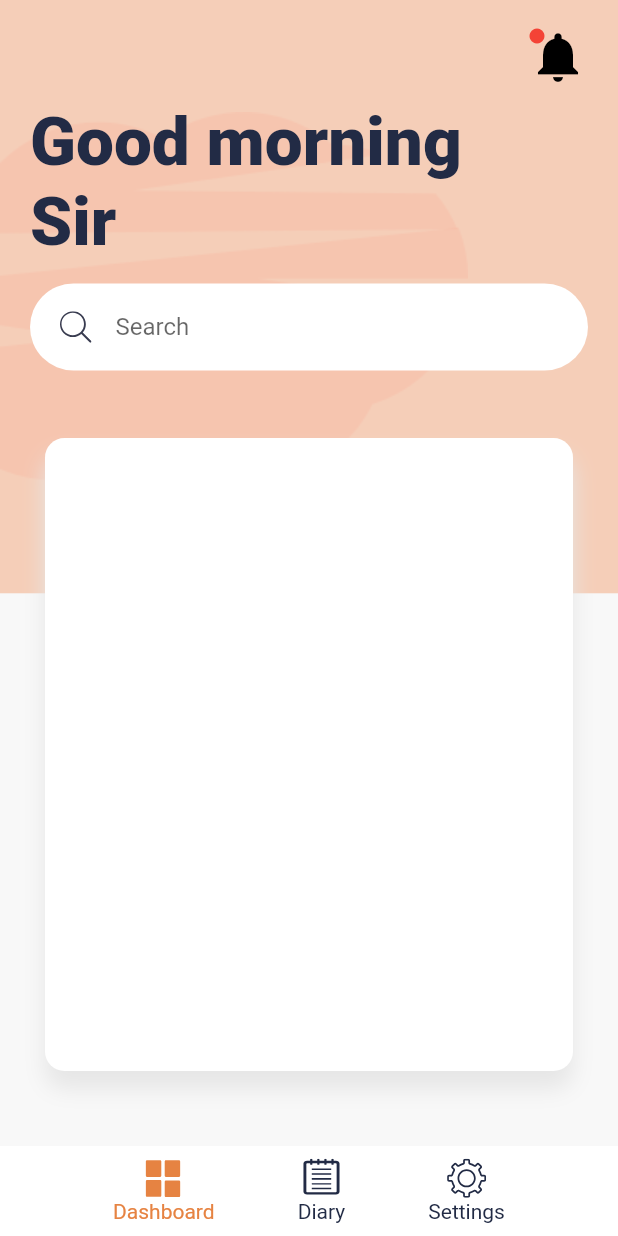
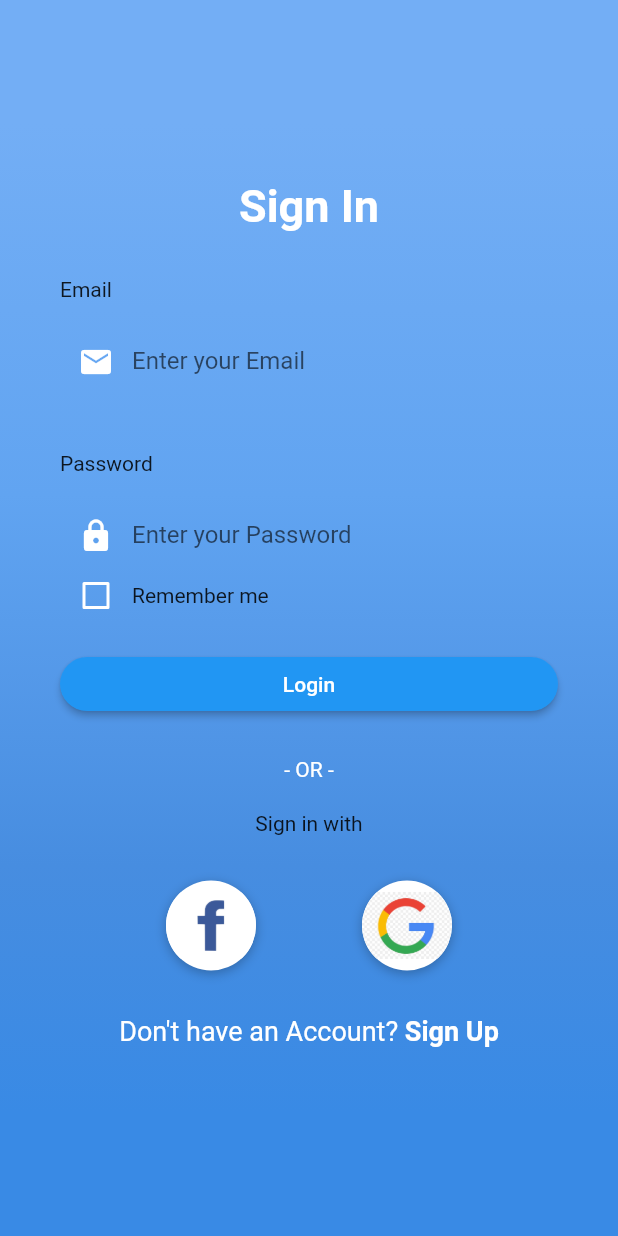
Before and after one commit to NVPhu103/fitness-app, a Flutter app: the screen it shows after launch, after a tap on "Go to the dashboard", on a phone screen of 412 x 824 dp. Run offline on Flutter 3.47's test engine with Material 2 defaults, Android fonts, the phone set to English and light mode, and no system bars; our stand-ins replace flutter_svg; Roboto replaces fonts that are missing (OpenSans).

Commit message:
update login

```diff
--- a/lib/main.dart
+++ b/lib/main.dart
@@ -1,3 +1,4 @@
+import 'package:fitness_app/screen/log_in/login_screen.dart';
 import 'package:flutter/material.dart';
 import 'package:fitness_app/screen/dashboard/dashboard.dart';
 
@@ -43,7 +44,7 @@
           onPressed: () {
             Navigator.push(
               context,
-              MaterialPageRoute(builder: (context) => const Dashboard()),
+              MaterialPageRoute(builder: (context) => const LoginScreen()),
             );
           },
         ),
--- a/lib/screen/log_in/login.dart
+++ /dev/null
@@ -1 +0,0 @@
-// import 'package:flutter/material.dart'
--- /dev/null
+++ b/lib/screen/log_in/login_screen.dart
@@ -0,0 +1,327 @@
+import 'package:flutter/material.dart';
+import 'package:flutter/services.dart';
+// ignore: unused_import
+import 'package:fitness_app/utilities/constants.dart';
+
+class LoginScreen extends StatefulWidget {
+  const LoginScreen({super.key});
+
+  @override
+  // ignore: library_private_types_in_public_api
+  _LoginScreenState createState() => _LoginScreenState();
+}
+
+class _LoginScreenState extends State<LoginScreen> {
+  bool _rememberMe = false;
+
+  get kLabelStyle => null;
+
+  get kBoxDecorationStyle => null;
+
+  get kHintTextStyle => null;
+
+  Widget _buildEmailTF() {
+    return Column(
+      crossAxisAlignment: CrossAxisAlignment.start,
+      children: <Widget>[
+        Text(
+          'Email',
+          style: kLabelStyle,
+        ),
+        const SizedBox(height: 10.0),
+        Container(
+          alignment: Alignment.centerLeft,
+          decoration: kBoxDecorationStyle,
+          height: 60.0,
+          child: TextField(
+            keyboardType: TextInputType.emailAddress,
+            style: const TextStyle(
+              color: Colors.white,
+              fontFamily: 'OpenSans',
+            ),
+            decoration: InputDecoration(
+              border: InputBorder.none,
+              contentPadding: const EdgeInsets.only(top: 14.0),
+              prefixIcon: const Icon(
+                Icons.email,
+                color: Colors.white,
+              ),
+              hintText: 'Enter your Email',
+              hintStyle: kHintTextStyle,
+            ),
+          ),
+        ),
+      ],
+    );
+  }
+
+  Widget _buildPasswordTF() {
+    return Column(
+      crossAxisAlignment: CrossAxisAlignment.start,
+      children: <Widget>[
+        Text(
+          'Password',
+          style: kLabelStyle,
+        ),
+        const SizedBox(height: 10.0),
+        Container(
+          alignment: Alignment.centerLeft,
+          decoration: kBoxDecorationStyle,
+          height: 60.0,
+          child: TextField(
+            obscureText: true,
+            style: const TextStyle(
+              color: Colors.white,
+              fontFamily: 'OpenSans',
+            ),
+            decoration: InputDecoration(
+              border: InputBorder.none,
+              contentPadding: const EdgeInsets.only(top: 14.0),
+              prefixIcon: const Icon(
+                Icons.lock,
+                color: Colors.white,
+              ),
+              hintText: 'Enter your Password',
+              hintStyle: kHintTextStyle,
+            ),
+          ),
+        ),
+      ],
+    );
+  }
+
+  Widget _buildForgotPasswordBtn() {
+    return Container(
+      alignment: Alignment.centerRight,
+      child: FlatButton(
+        onPressed: () => print('Forgot Password Button Pressed'),
+        padding: const EdgeInsets.only(right: 0.0),
+        child: Text(
+          'Forgot Password?',
+          style: kLabelStyle,
+        ),
+      ),
+    );
+  }
+
+  Widget _buildRememberMeCheckbox() {
+    return Container(
+      height: 20.0,
+      child: Row(
+        children: <Widget>[
+          Theme(
+            data: ThemeData(unselectedWidgetColor: Colors.white),
+            child: Checkbox(
+              value: _rememberMe,
+              checkColor: Colors.green,
+              activeColor: Colors.white,
+              onChanged: (value) {
+                setState(() {
+                  _rememberMe = value!;
+                });
+              },
+            ),
+          ),
+          Text(
+            'Remember me',
+            style: kLabelStyle,
+          ),
+        ],
+      ),
+    );
+  }
+
+  Widget _buildSignInWithText() {
+    return Column(
+      children: <Widget>[
+        const Text(
+          '- OR -',
+          style: TextStyle(
+            color: Colors.white,
+            fontWeight: FontWeight.w400,
+          ),
+        ),
+        const SizedBox(height: 20.0),
+        Text(
+          'Sign in with',
+          style: kLabelStyle,
+        ),
+      ],
+    );
+  }
+
+  Widget _buildSocialBtn(Function onTap, AssetImage logo) {
+    return GestureDetector(
+      onTap: onTap(),
+      child: Container(
+        height: 60.0,
+        width: 60.0,
+        decoration: BoxDecoration(
+          shape: BoxShape.circle,
+          color: Colors.white,
+          boxShadow: const [
+            BoxShadow(
+              color: Colors.black26,
+              offset: Offset(0, 2),
+              blurRadius: 6.0,
+            ),
+          ],
+          image: DecorationImage(
+            image: logo,
+          ),
+        ),
+      ),
+    );
+  }
+
+  Widget _buildSocialBtnRow() {
+    return Padding(
+      padding: const EdgeInsets.symmetric(vertical: 30.0),
+      child: Row(
+        mainAxisAlignment: MainAxisAlignment.spaceEvenly,
+        children: <Widget>[
+          _buildSocialBtn(
+            // ignore: avoid_print
+            () => print('Login with Facebook'),
+            const AssetImage(
+              'assets/logos/facebook.jpg',
+            ),
+          ),
+          _buildSocialBtn(
+            // ignore: avoid_print
+            () => print('Login with Google'),
+            const AssetImage(
+              'assets/logos/google.jpg',
+            ),
+          ),
+        ],
+      ),
+    );
+  }
+
+  Widget _buildSignupBtn() {
+    return GestureDetector(
+      // ignore: avoid_print
+      onTap: () => print('Sign Up Button Pressed'),
+      child: RichText(
+        text: const TextSpan(
+          children: [
+            TextSpan(
+              text: 'Don\'t have an Account? ',
+              style: TextStyle(
+                color: Colors.white,
+                fontSize: 18.0,
+                fontWeight: FontWeight.w400,
+              ),
+            ),
+            TextSpan(
+              text: 'Sign Up',
+              style: TextStyle(
+                color: Colors.white,
+                fontSize: 18.0,
+                fontWeight: FontWeight.bold,
+              ),
+            ),
+          ],
+        ),
+      ),
+    );
+  }
+
+  Widget _buildLoginBtn() {
+    return Container(
+      padding: const EdgeInsets.symmetric(vertical: 25.0),
+      width: double.infinity,
+      child: ElevatedButton(
+        style: ElevatedButton.styleFrom(shape: StadiumBorder()),
+        child: const Text('Login'),
+        onPressed: () => print("Login Button Pressed"),
+      ),
+    );
+  }
+
+  @override
+  Widget build(BuildContext context) {
+    return Scaffold(
+      body: AnnotatedRegion<SystemUiOverlayStyle>(
+        value: SystemUiOverlayStyle.light,
+        child: GestureDetector(
+          onTap: () => FocusScope.of(context).unfocus(),
+          child: Stack(
+            children: <Widget>[
+              Container(
+                height: double.infinity,
+                width: double.infinity,
+                decoration: const BoxDecoration(
+                  gradient: LinearGradient(
+                    begin: Alignment.topCenter,
+                    end: Alignment.bottomCenter,
+                    colors: [
+                      Color(0xFF73AEF5),
+                      Color(0xFF61A4F1),
+                      Color(0xFF478DE0),
+                      Color(0xFF398AE5),
+                    ],
+                    stops: [0.1, 0.4, 0.7, 0.9],
+                  ),
+                ),
+              ),
+              // ignore: sized_box_for_whitespace
+              Container(
+                height: double.infinity,
+                child: SingleChildScrollView(
+                  physics: const AlwaysScrollableScrollPhysics(),
+                  padding: const EdgeInsets.symmetric(
+                    horizontal: 40.0,
+                    vertical: 120.0,
+                  ),
+                  child: Column(
+                    mainAxisAlignment: MainAxisAlignment.center,
+                    children: <Widget>[
+                      const Text(
+                        'Sign In',
+                        style: TextStyle(
+                          color: Colors.white,
+                          fontFamily: 'OpenSans',
+                          fontSize: 30.0,
+                          fontWeight: FontWeight.bold,
+                        ),
+                      ),
+                      const SizedBox(height: 30.0),
+                      _buildEmailTF(),
+                      const SizedBox(
+                        height: 30.0,
+                      ),
+                      _buildPasswordTF(),
+                      _buildForgotPasswordBtn(),
+                      _buildRememberMeCheckbox(),
+                      _buildLoginBtn(),
+                      _buildSignInWithText(),
+                      _buildSocialBtnRow(),
+                      _buildSignupBtn(),
+                    ],
+                  ),
+                ),
+              )
+            ],
+          ),
+        ),
+      ),
+    );
+  }
+
+  // ignore: non_constant_identifier_names
+  FlatButton(
+      {required void Function() onPressed,
+      required EdgeInsets padding,
+      required Text child}) {}
+
+  // ignore: non_constant_identifier_names
+  RaisedButton(
+      {required double elevation,
+      required void Function() onPressed,
+      required EdgeInsets padding,
+      required RoundedRectangleBorder shape,
+      required Color color,
+      required Text child}) {}
+}
--- a/pubspec.yaml
+++ b/pubspec.yaml
@@ -61,6 +61,8 @@
   assets:
     - assets/images/
     - assets/icons/
+    - assets/logos/
+
 
   # An image asset can refer to one or more resolution-specific "variants", see
   # https://flutter.dev/assets-and-images/#resolution-aware
```
Also changed, not shown: lib/screen/dashboard/dashboard.dart (+9 -5 lines), assets/logos/facebook.jpg (added), assets/logos/google.jpg (added).
